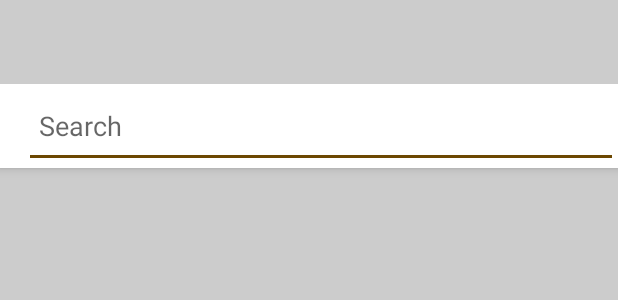
After one commit to GDmail91/Memorizer, an Android app: the layout activity_search.xml on its own in the app's theme, with its tools: preview values and no code run, on a phone screen of 412 x 824 dp. The commit adds this screen. Shown: the top 300 px of the screen. Run offline under Robolectric (Android 15) with nearby library versions, the phone set to English and light mode, and no system bars.

Commit message:
Add searchActivity

```diff
--- a/app/src/main/java/com/memorizer/memorizer/memolist/MemoListAdapter.java
+++ b/app/src/main/java/com/memorizer/memorizer/memolist/MemoListAdapter.java
@@ -106,6 +106,8 @@ public class MemoListAdapter extends RecyclerView.Adapter<MemoListAdapter.ViewHo
 
     @Override
     public int getItemCount() {
+        if (this.memoDatas == null)
+            return 0;
         return this.memoDatas.size();
     }
 
--- /dev/null
+++ b/app/src/main/res/layout/activity_search.xml
@@ -0,0 +1,15 @@
+<?xml version="1.0" encoding="utf-8"?>
+<RelativeLayout xmlns:android="http://schemas.android.com/apk/res/android"
+    xmlns:app="http://schemas.android.com/apk/res-auto"
+    xmlns:tools="http://schemas.android.com/tools"
+    android:layout_width="match_parent"
+    android:layout_height="match_parent"
+    android:background="@color/colorPrimaryDark"
+    android:fitsSystemWindows="true">
+
+    <include
+        layout="@layout/app_bar_search"
+        android:layout_width="match_parent"
+        android:layout_height="match_parent" />
+
+</RelativeLayout>
--- /dev/null
+++ b/app/src/main/res/layout/app_bar_search.xml
@@ -0,0 +1,41 @@
+<?xml version="1.0" encoding="utf-8"?>
+<android.support.design.widget.CoordinatorLayout xmlns:android="http://schemas.android.com/apk/res/android"
+    xmlns:app="http://schemas.android.com/apk/res-auto"
+    xmlns:tools="http://schemas.android.com/tools"
+    android:layout_width="match_parent"
+    android:layout_height="match_parent"
+    android:fitsSystemWindows="true"
+    tools:context="com.memorizer.memorizer.memolist.MainActivity">
+
+    <android.support.design.widget.AppBarLayout
+        android:layout_width="match_parent"
+        android:layout_height="wrap_content"
+        android:theme="@style/MyMaterialTheme">
+
+        <android.support.v7.widget.Toolbar
+            android:id="@+id/toolbar"
+            android:layout_width="match_parent"
+            android:layout_height="?attr/actionBarSize"
+            android:background="?attr/colorPrimary"
+            app:popupTheme="@style/AppTheme.PopupOverlay">
+
+            <android.support.design.widget.TextInputEditText
+                android:layout_width="match_parent"
+                android:layout_height="match_parent"
+                android:paddingStart="10dp"
+                android:paddingLeft="10dp"
+                android:paddingEnd="10dp"
+                android:paddingRight="10dp"
+                android:gravity="center_vertical"
+                android:hint="@string/memo_search"
+                android:inputType="text"
+                android:lines="1"
+                android:imeOptions="actionSearch"
+                android:id="@+id/search_text"/>
+        </android.support.v7.widget.Toolbar>
+
+    </android.support.design.widget.AppBarLayout>
+
+    <include layout="@layout/content_search" />
+
+</android.support.design.widget.CoordinatorLayout>
--- /dev/null
+++ b/app/src/main/res/layout/content_search.xml
@@ -0,0 +1,17 @@
+<?xml version="1.0" encoding="utf-8"?>
+<RelativeLayout xmlns:android="http://schemas.android.com/apk/res/android"
+    xmlns:app="http://schemas.android.com/apk/res-auto"
+    xmlns:tools="http://schemas.android.com/tools"
+    android:layout_width="match_parent"
+    android:layout_height="match_parent"
+    android:background="@color/colorPrimaryDark"
+    app:layout_behavior="@string/appbar_scrolling_view_behavior"
+    tools:context="com.memorizer.memorizer.search.SearchActivity"
+    tools:showIn="@layout/app_bar_search">
+
+    <!-- TODO 핫이슈 포함 시켜야함 -->
+    <android.support.v7.widget.RecyclerView
+        android:id="@+id/memo_list"
+        android:layout_width="match_parent"
+        android:layout_height="match_parent" />
+</RelativeLayout>
--- a/app/src/main/res/layout/create_memo.xml
+++ b/app/src/main/res/layout/create_memo.xml
@@ -54,7 +54,7 @@
             android:layout_above="@+id/divider0"
             android:layout_alignParentTop="true"
             android:gravity="center"
-            android:text="라벨"
+            android:text="@string/label"
             android:textSize="16dp"
             android:textColor="@color/colorPrimary" />
 
--- a/app/src/main/res/values/strings.xml
+++ b/app/src/main/res/values/strings.xml
@@ -13,6 +13,7 @@
     <string name="next_alert">Next</string>
     <string name="posted_date">Posted date</string>
     <string name="deleted"> was deleted.</string>
+    <string name="memo_search">Search</string>
 
     <!-- 메모 생성 -->
     <string name="create_notice">The created/edited memo will progress from the current time.</string>
@@ -40,6 +41,7 @@
     <string name="delete">delete</string>
     <string name="empty_memo">Empty Memo.</string>
     <string name="memo_saved">Memo saved.</string>
+    <string name="label">Label</string>
     <string name="label_name">Label Name</string>
     <string name="memo_create">memo create</string>
     <string name="memo_delete">memo delete</string>
```
Also changed, not shown: app/src/main/AndroidManifest.xml (+10 -0 lines), app/src/main/java/com/memorizer/memorizer/memolist/MainActivity.java (+28 -0 lines), app/src/main/java/com/memorizer/memorizer/models/MemoModel.java (+33 -0 lines), app/src/main/java/com/memorizer/memorizer/search/SearchActivity.java (added, +86 -0 lines), app/src/main/res/menu/main.xml (+2 -8 lines), app/src/main/res/drawable-xxhdpi/ic_search.png (added), 1 other file.
